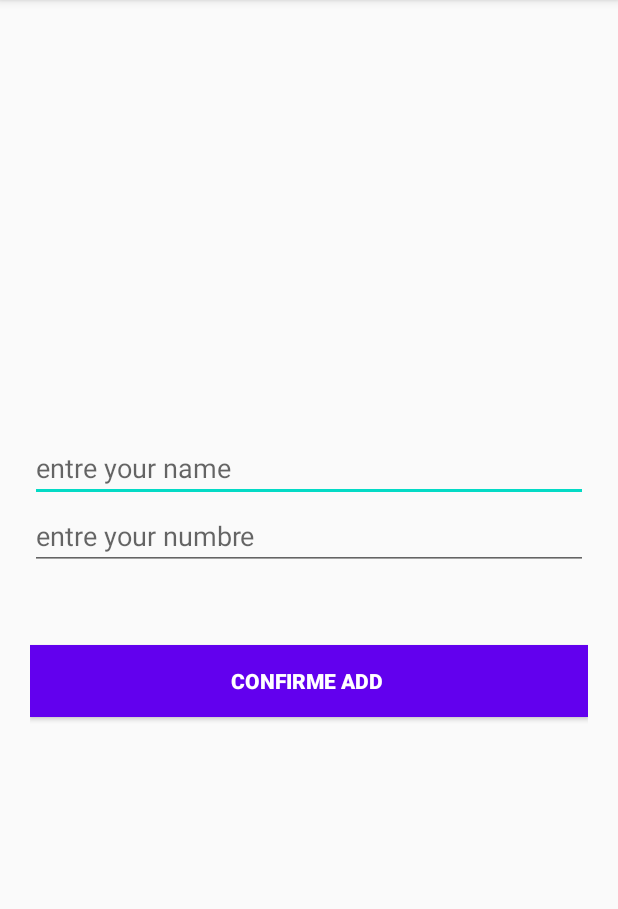
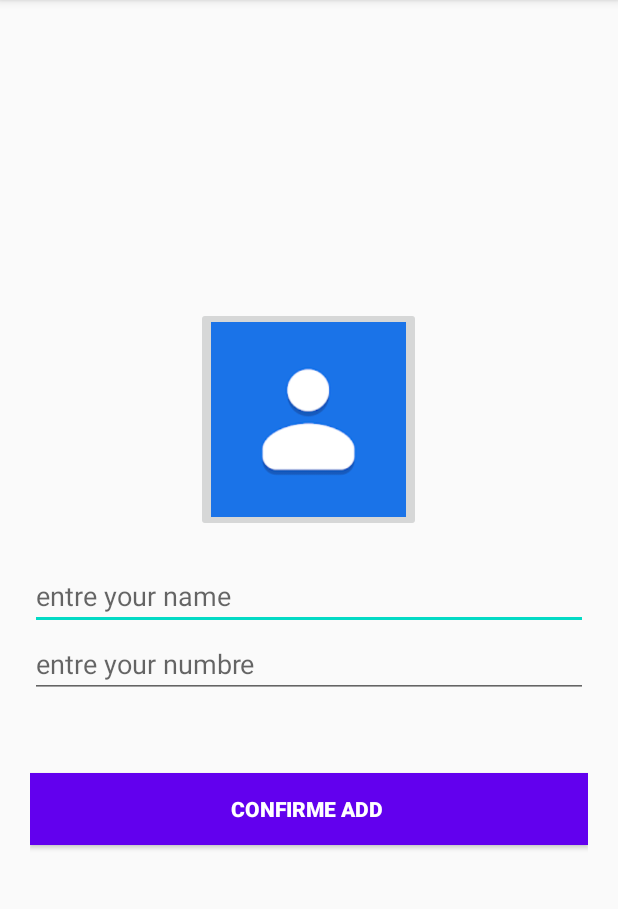
Before and after one commit to hichemhouadji/Contacts, an Android app: the screen it shows after launch (AddContact), after a tap on "ADD NEW CONTACT", on a phone screen of 412 x 824 dp, the part 84-993 px from its top. Run offline under Robolectric (Android 15) with nearby library versions, the phone set to English and light mode, and no system bars.

Commit message:
sixth commit

```diff
--- a/app/src/main/java/com/example/sqllite/DBContact.java
+++ b/app/src/main/java/com/example/sqllite/DBContact.java
@@ -16,6 +16,7 @@ public class DBContact extends SQLiteOpenHelper {
     final private static String KEY_id = "id";
     final private static String KEY_name = "name";
     final private static String KEY_phone = "phone";
+    final private static String KEY_img = "image";
     final private static String TABLE_contacts = "contacts";
 
 
@@ -25,7 +26,7 @@ public class DBContact extends SQLiteOpenHelper {
 
     @Override
     public void onCreate(SQLiteDatabase db) {
-        String createtable = "create table " + TABLE_contacts + "(" + KEY_id + " integer  primary key," + KEY_name + " varchar(30)," + KEY_phone + " integer)";
+        String createtable = "create table " + TABLE_contacts + "(" + KEY_id + " integer  primary key," + KEY_name + " varchar(30)," + KEY_phone + " integer,"+KEY_img+" blob)";
         db.execSQL(createtable);
     }
 
@@ -59,7 +60,8 @@ public class DBContact extends SQLiteOpenHelper {
                 int id =cursor.getInt(cursor.getColumnIndex(KEY_id));
                 String name = cursor.getString(cursor.getColumnIndex(KEY_name));
                 int phone = cursor.getInt(cursor.getColumnIndex(KEY_phone));
-                Contact contact=new Contact(id, name, phone);
+                byte[] img=cursor.getBlob(cursor.getColumnIndex(KEY_img));
+                Contact contact=new Contact(id, name, phone,img);
 
                 contacts.add(contact);
 
@@ -79,8 +81,10 @@ public Contact getContactById(int id){
         int idcontact =cursor.getInt(cursor.getColumnIndex(KEY_id));
         String name =cursor.getString(cursor.getColumnIndex(KEY_name));
         int phone =cursor.getInt(cursor.getColumnIndex(KEY_phone));
+        byte[] img=cursor.getBlob(cursor.getColumnIndex(KEY_img));
 
-        contact = new Contact(idcontact,name, phone);
+
+        contact = new Contact(idcontact,name, phone,img);
     }
     return contact;
 }
@@ -94,7 +98,10 @@ public void updatecontact(Contact contact){
 
     db.update(TABLE_contacts,values,"id=?",new String[]{String.valueOf(contact.getId())});
 }
-
+public  void  deletContact(int id){
+        SQLiteDatabase db=this.getWritableDatabase();
+        db.delete(TABLE_contacts,"id=?",new String[]{String.valueOf(id)});
+}
 
 
 }
--- a/app/src/main/res/layout/activity_add_contact.xml
+++ b/app/src/main/res/layout/activity_add_contact.xml
@@ -8,6 +8,17 @@
     android:gravity="center"
     android:padding="20dp"
     android:orientation="vertical">
+    <ImageButton
+        android:id="@+id/pickcontact"
+        android:onClick="openGallery"
+        android:layout_width="150dp"
+        android:layout_height="150dp"
+        android:layout_marginBottom="20dp"
+        android:src="@drawable/contact"
+        android:scaleType="centerCrop">
+
+    </ImageButton>
+
  <EditText
      android:layout_width="match_parent"
      android:layout_height="wrap_content"
--- a/app/src/main/res/layout/item_list.xml
+++ b/app/src/main/res/layout/item_list.xml
@@ -7,6 +7,7 @@
     android:orientation="horizontal">
 
     <ImageView
+        android:id="@+id/imguser"
         android:layout_width="100dp"
         android:layout_height="100dp"
         android:src="@drawable/bloquerappelanonyme7"
```
Also changed, not shown: app/src/main/java/com/example/sqllite/AddContact.java (+35 -1 lines), app/src/main/java/com/example/sqllite/Contact.java (+26 -1 lines), app/src/main/java/com/example/sqllite/ContactAdapter.java (+7 -0 lines), app/src/main/java/com/example/sqllite/Update.java (+3 -4 lines), app/src/main/res/drawable-v24/contact.png (added).
